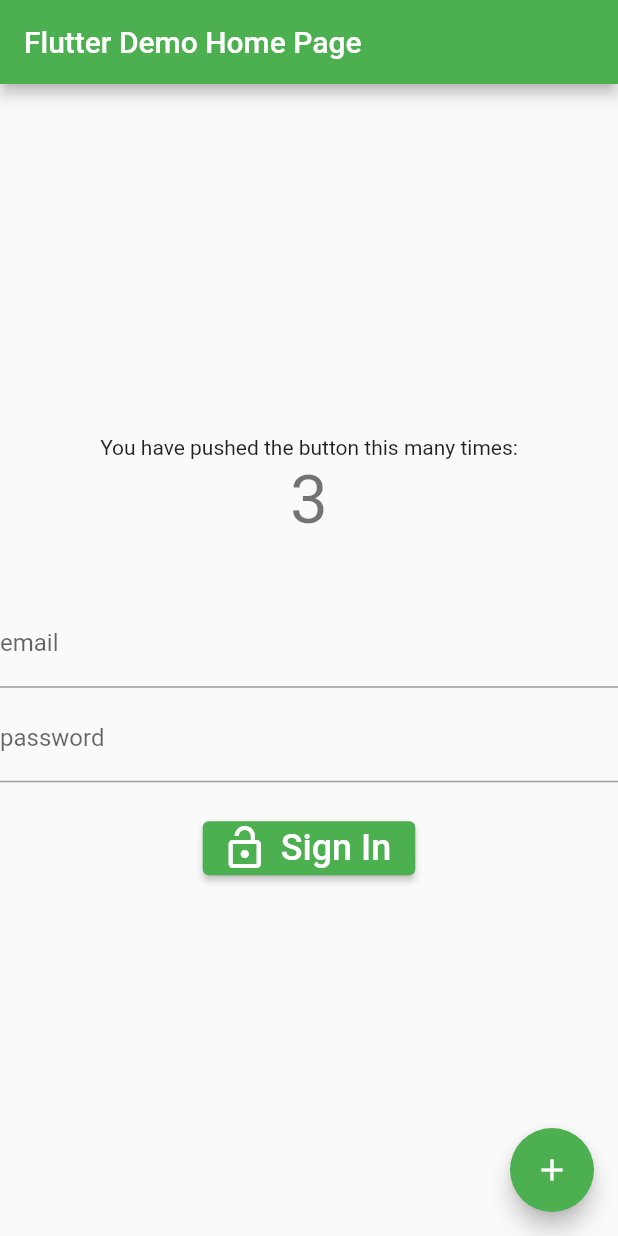
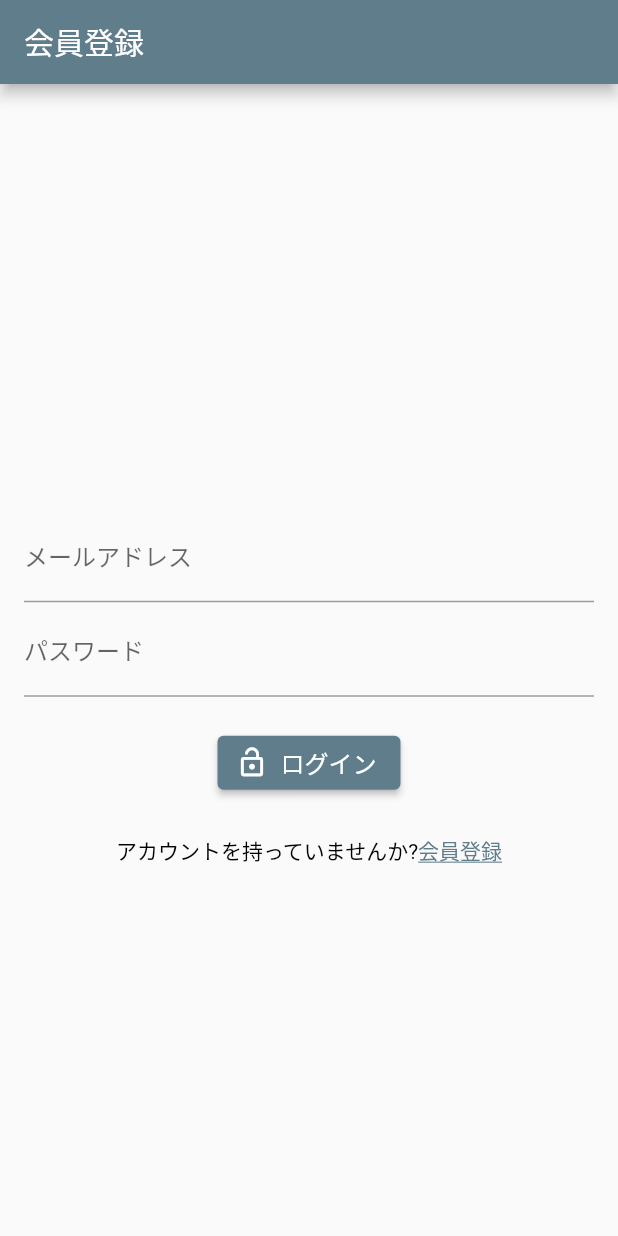
Before and after one commit to pieceshunta/login, a Flutter app: the screen it shows after launch, on a phone screen of 412 x 824 dp. Run offline on Flutter 3.47's test engine with Material 2 defaults, Android fonts, the phone set to English and light mode, and no system bars; our stand-ins replace email_validator, firebase_auth, firebase_core; accounts and stored records are empty.

Commit message:
[add]signInとsignUpを分離してエラーハンドリングを追加

```diff
--- /dev/null
+++ b/lib/auth_page.dart
@@ -0,0 +1,21 @@
+import 'package:flutter/material.dart';
+import 'package:myapp/signin_widget.dart';
+import 'package:myapp/signup_widget.dart';
+
+class AuthPage extends StatefulWidget {
+  AuthPage({Key? key}) : super(key: key);
+
+  @override
+  State<AuthPage> createState() => _AuthPageState();
+}
+
+class _AuthPageState extends State<AuthPage> {
+  bool isLogin = true;
+
+  @override
+  Widget build(BuildContext context) => isLogin
+      ? SignInWidget(onClickedSignUp: toggle)
+      : SignUpWidget(onClickedSignIn: toggle);
+
+  void toggle() => setState(() => isLogin = !isLogin);
+}
--- a/lib/main.dart
+++ b/lib/main.dart
@@ -1,5 +1,8 @@
 import 'package:firebase_auth/firebase_auth.dart';
 import 'package:firebase_core/firebase_core.dart';
+import 'package:flutter/gestures.dart';
+import 'package:myapp/auth_page.dart';
+import 'package:myapp/utils.dart';
 import 'firebase_options.dart';
 import 'package:flutter/material.dart';
 
@@ -20,6 +23,7 @@ class MyApp extends StatelessWidget {
   @override
   Widget build(BuildContext context) {
     return MaterialApp(
+      scaffoldMessengerKey: messengerKey,
       title: 'Flutter Demo',
       theme: ThemeData(
         // This is the theme of your application.
@@ -31,10 +35,10 @@ class MyApp extends StatelessWidget {
         // or simply save your changes to "hot reload" in a Flutter IDE).
         // Notice that the counter didn't reset back to zero; the application
         // is not restarted.
-        primarySwatch: Colors.green,
+        primarySwatch: Colors.blueGrey,
       ),
       navigatorKey: navigatorKey,
-      home: const MyHomePage(title: 'Flutter Demo Home Page'),
+      home: const MyHomePage(title: '会員登録'),
     );
   }
 }
@@ -58,38 +62,7 @@ class MyHomePage extends StatefulWidget {
 }
 
 class _MyHomePageState extends State<MyHomePage> {
-  final emailController = TextEditingController();
-  final passwordController = TextEditingController();
   final user = FirebaseAuth.instance.currentUser;
-
-  int _counter = 3;
-
-  void _incrementCounter() {
-    setState(() {
-      // This call to setState tells the Flutter framework that something has
-      // changed in this State, which causes it to rerun the build method below
-      // so that the display can reflect the updated values. If we changed
-      // _counter without calling setState(), then the build method would not be
-      // called again, and so nothing would appear to happen.
-      _counter += 3;
-    });
-  }
-
-  Future signIn() async {
-    showDialog(
-        context: context,
-        builder: (context) => Center(child: CircularProgressIndicator()));
-    try {
-      await FirebaseAuth.instance.signInWithEmailAndPassword(
-        email: emailController.text.trim(),
-        password: passwordController.text.trim(),
-      );
-    } catch (e) {
-      print(e);
-    }
-
-    navigatorKey.currentState!.popUntil((route) => route.isFirst);
-  }
 
   @override
   Widget build(BuildContext context) {
@@ -122,7 +95,7 @@ class _MyHomePageState extends State<MyHomePage> {
                   mainAxisAlignment: MainAxisAlignment.center,
                   children: [
                     const Text(
-                      'signed in as',
+                      'ようこそ！！',
                       style: TextStyle(fontSize: 16),
                     ),
                     const SizedBox(
@@ -133,81 +106,23 @@ class _MyHomePageState extends State<MyHomePage> {
                     ),
                     const SizedBox(height: 40),
                     ElevatedButton.icon(
-                        onPressed: () => FirebaseAuth.instance.signOut(),
-                        icon: const Icon(
-                          Icons.arrow_back,
-                          size: 32,
-                        ),
-                        label: const Text(
-                          'sign out',
-                          style: TextStyle(fontSize: 24),
-                        ))
+                      onPressed: () => FirebaseAuth.instance.signOut(),
+                      icon: const Icon(
+                        Icons.arrow_back,
+                        size: 22,
+                      ),
+                      label: const Text(
+                        'ログアウト',
+                        style: TextStyle(fontSize: 16),
+                      ),
+                    ),
                   ],
                 ),
               );
             } else {
-              return Center(
-                // Center is a layout widget. It takes a single child and positions it
-                // in the middle of the parent.
-                child: Column(
-                  // Column is also a layout widget. It takes a list of children and
-                  // arranges them vertically. By default, it sizes itself to fit its
-                  // children horizontally, and tries to be as tall as its parent.
-                  //
-                  // Invoke "debug painting" (press "p" in the console, choose the
-                  // "Toggle Debug Paint" action from the Flutter Inspector in Android
-                  // Studio, or the "Toggle Debug Paint" command in Visual Studio Code)
-                  // to see the wireframe for each widget.
-                  //
-                  // Column has various properties to control how it sizes itself and
-                  // how it positions its children. Here we use mainAxisAlignment to
-                  // center the children vertically; the main axis here is the vertical
-                  // axis because Columns are vertical (the cross axis would be
-                  // horizontal).
-                  mainAxisAlignment: MainAxisAlignment.center,
-                  children: <Widget>[
-                    const Text(
-                      'You have pushed the button this many times:',
-                    ),
-                    Text(
-                      '$_counter',
-                      style: Theme.of(context).textTheme.headline3,
-                    ),
-                    const SizedBox(height: 40),
-                    TextField(
-                      controller: emailController,
-                      cursorColor: Colors.white,
-                      textInputAction: TextInputAction.next,
-                      decoration: const InputDecoration(labelText: 'email'),
-                    ),
-                    const SizedBox(height: 4),
-                    TextField(
-                      controller: passwordController,
-                      textInputAction: TextInputAction.done,
-                      decoration: const InputDecoration(labelText: 'password'),
-                      obscureText: true,
-                    ),
-                    const SizedBox(height: 20),
-                    ElevatedButton.icon(
-                        onPressed: signIn,
-                        icon: const Icon(
-                          Icons.lock_open,
-                          size: 32,
-                        ),
-                        label: const Text(
-                          'Sign In',
-                          style: TextStyle(fontSize: 24),
-                        ))
-                  ],
-                ),
-              );
+              return AuthPage();
             }
           }),
-      floatingActionButton: FloatingActionButton(
-        onPressed: _incrementCounter,
-        tooltip: 'Increment',
-        child: const Icon(Icons.add),
-      ), // This trailing comma makes auto-formatting nicer for build methods.
     );
   }
 }
--- /dev/null
+++ b/lib/signin_widget.dart
@@ -0,0 +1,135 @@
+import 'package:email_validator/email_validator.dart';
+import 'package:firebase_auth/firebase_auth.dart';
+import 'package:flutter/gestures.dart';
+import 'package:flutter/material.dart';
+import 'package:myapp/main.dart';
+import 'package:myapp/utils.dart';
+
+class SignInWidget extends StatefulWidget {
+  SignInWidget({Key? key, required this.onClickedSignUp}) : super(key: key);
+
+  final VoidCallback onClickedSignUp;
+
+  @override
+  State<SignInWidget> createState() => _SignUpWidgetState();
+}
+
+class _SignUpWidgetState extends State<SignInWidget> {
+  final formKey = GlobalKey<FormState>();
+  final emailController = TextEditingController();
+  final passwordController = TextEditingController();
+
+  @override
+  void dispose() {
+    emailController.dispose();
+    passwordController.dispose();
+
+    super.dispose();
+  }
+
+  Future signIn() async {
+    final isValid = formKey.currentState!.validate();
+    if (!isValid) return;
+
+    showDialog(
+      context: context,
+      barrierDismissible: false,
+      builder: (context) => const Center(
+        child: CircularProgressIndicator(),
+      ),
+    );
+    try {
+      await FirebaseAuth.instance.signInWithEmailAndPassword(
+          email: emailController.text.trim(),
+          password: passwordController.text.trim());
+    } on FirebaseAuthException catch (e) {
+      print(e);
+
+      Utils.showSnackBar(e.message);
+    }
+    navigatorKey.currentState!.popUntil((route) => route.isFirst);
+  }
+
+  @override
+  Widget build(BuildContext context) {
+    return Center(
+      // Center is a layout widget. It takes a single child and positions it
+      // in the middle of the parent.
+      child: Padding(
+        padding: const EdgeInsets.all(16.0),
+        child: Form(
+          key: formKey,
+          child: Column(
+            // Column is also a layout widget. It takes a list of children and
+            // arranges them vertically. By default, it sizes itself to fit its
+            // children horizontally, and tries to be as tall as its parent.
+            //
+            // Invoke "debug painting" (press "p" in the console, choose the
+            // "Toggle Debug Paint" action from the Flutter Inspector in Android
+            // Studio, or the "Toggle Debug Paint" command in Visual Studio Code)
+            // to see the wireframe for each widget.
+            //
+            // Column has various properties to control how it sizes itself and
+            // how it positions its children. Here we use mainAxisAlignment to
+            // center the children vertically; the main axis here is the vertical
+            // axis because Columns are vertical (the cross axis would be
+            // horizontal).
+            mainAxisAlignment: MainAxisAlignment.center,
+            children: <Widget>[
+              const SizedBox(height: 40),
+              TextFormField(
+                  controller: emailController,
+                  cursorColor: Colors.white,
+                  textInputAction: TextInputAction.next,
+                  decoration: const InputDecoration(labelText: 'メールアドレス'),
+                  autovalidateMode: AutovalidateMode.onUserInteraction,
+                  validator: (email) =>
+                      email != null && !EmailValidator.validate(email)
+                          ? '有効なメールアドレスを入力してください'
+                          : null),
+              const SizedBox(height: 4),
+              TextFormField(
+                controller: passwordController,
+                textInputAction: TextInputAction.done,
+                decoration: const InputDecoration(labelText: 'パスワード'),
+                obscureText: true,
+                autovalidateMode: AutovalidateMode.onUserInteraction,
+                validator: (value) => value != null && value.length < 6
+                    ? '6文字以上のパスワードを入力してください'
+                    : null,
+              ),
+              const SizedBox(height: 20),
+              ElevatedButton.icon(
+                onPressed: signIn,
+                icon: const Icon(
+                  Icons.lock_open,
+                  size: 22,
+                ),
+                label: const Text(
+                  'ログイン',
+                  style: TextStyle(fontSize: 16),
+                ),
+              ),
+              const SizedBox(height: 24),
+              RichText(
+                text: TextSpan(
+                  text: 'アカウントを持っていませんか?',
+                  style: const TextStyle(color: Colors.black),
+                  children: [
+                    TextSpan(
+                        recognizer: TapGestureRecognizer()
+                          ..onTap = widget.onClickedSignUp,
+                        text: '会員登録',
+                        style: TextStyle(
+                            decoration: TextDecoration.underline,
+                            color: Theme.of(context).colorScheme.secondary))
+                  ],
+                ),
+              )
+            ],
+          ),
+        ),
+      ),
+    );
+  }
+}
```
Also changed, not shown: lib/signup_widget.dart (added, +135 -0 lines).
